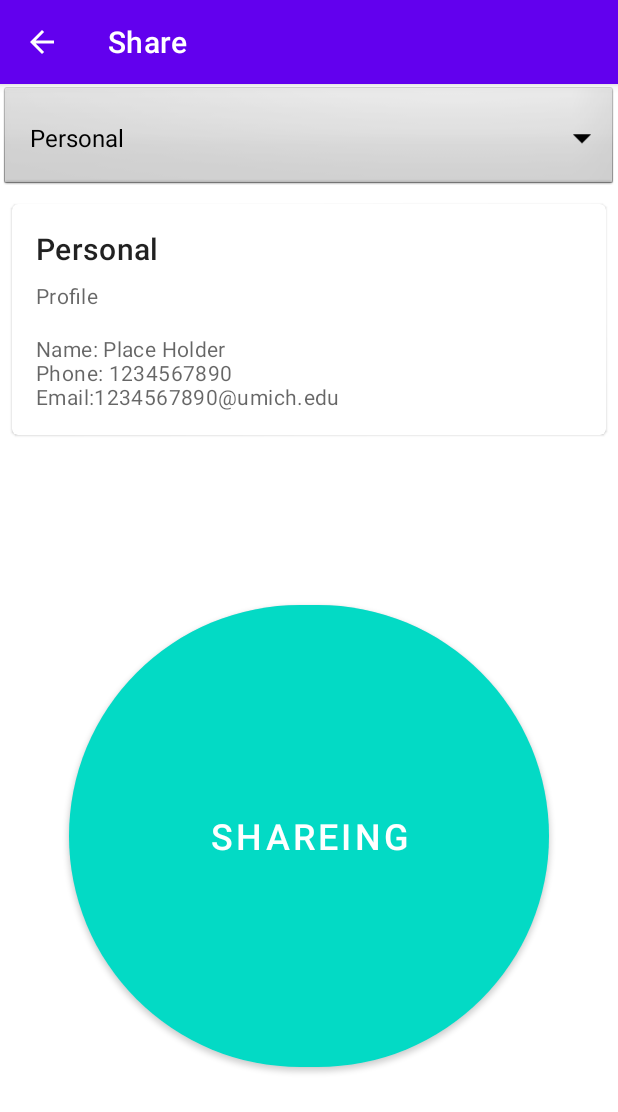
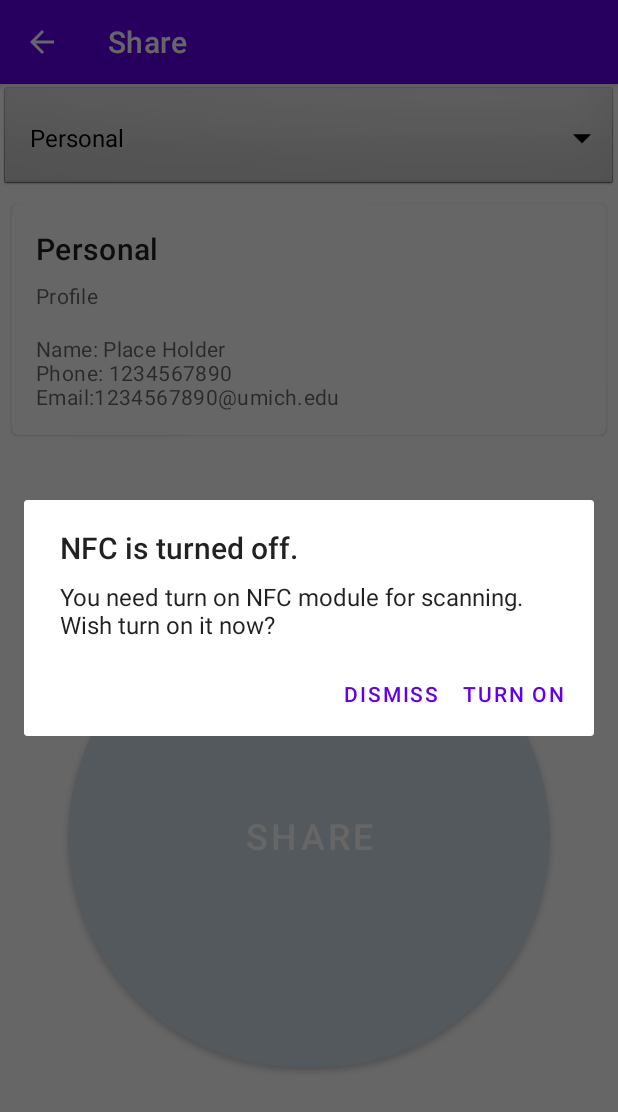
Before and after one commit to epigone707/Timi-ContacTap, an Android app: the ShareActivity screen opened directly, with no data from a screen before it, after a tap on "SHARE", on a phone screen of 412 x 824 dp. Shown: the top 1112 px of the screen. Run offline under Robolectric (Android 15) with nearby library versions, the phone set to English and light mode, and no system bars.

Commit message:
nfc card emu

```diff
--- a/ContacTap/app/build.gradle
+++ b/ContacTap/app/build.gradle
@@ -8,7 +8,7 @@ android {
 
     defaultConfig {
         applicationId "edu.umich.yanfuguo.contactap"
-        minSdk 30
+        minSdk 24
         targetSdk 30
         versionCode 1
         versionName "1.0"
--- a/ContacTap/app/src/main/java/edu/umich/yanfuguo/contactap/ui/ShareActivity.kt
+++ b/ContacTap/app/src/main/java/edu/umich/yanfuguo/contactap/ui/ShareActivity.kt
@@ -1,33 +1,93 @@
 package edu.umich.yanfuguo.contactap.ui
 
-import android.R
+import android.R.layout.simple_spinner_dropdown_item
+import android.content.Intent
+import android.content.pm.PackageManager
 import android.content.res.ColorStateList
+import android.nfc.NfcAdapter
 import androidx.appcompat.app.AppCompatActivity
 import android.os.Bundle
 import android.view.View
-import android.widget.AdapterView
+import android.widget.*
+import androidx.appcompat.app.AlertDialog
+import edu.umich.yanfuguo.contactap.KHostApduService
 import edu.umich.yanfuguo.contactap.databinding.ActivityShareBinding
+import edu.umich.yanfuguo.contactap.R
 import edu.umich.yanfuguo.contactap.R.color.share_active
 import edu.umich.yanfuguo.contactap.R.color.share_inactive
-import android.widget.ArrayAdapter
 import edu.umich.yanfuguo.contactap.toast
 
 class ShareActivity : AppCompatActivity(), AdapterView.OnItemSelectedListener {
     private var isSharing = false
-    private lateinit var share_view: ActivityShareBinding
+    private lateinit var shareView: ActivityShareBinding
+
+    private var mNfcAdapter: NfcAdapter? = null
+    private lateinit var mTurnNfcDialog: AlertDialog
 
     override fun onCreate(savedInstanceState: Bundle?) {
         super.onCreate(savedInstanceState)
-        share_view = ActivityShareBinding.inflate(layoutInflater)
-        setContentView(share_view.root)
+        shareView = ActivityShareBinding.inflate(layoutInflater)
+        setContentView(shareView.root)
 
-        supportActionBar?.setDisplayHomeAsUpEnabled(true);
-        supportActionBar?.setDisplayShowHomeEnabled(true);
+        // add back (left arrow) button
+        supportActionBar?.setDisplayHomeAsUpEnabled(true)
+        supportActionBar?.setDisplayShowHomeEnabled(true)
 
+        // init profile selection Spinner
         val items = arrayOf("Personal", "Business", "EECS 441")
-        val adapter = ArrayAdapter(this, R.layout.simple_spinner_dropdown_item, items)
-        share_view.profileSelector.adapter = adapter
-        share_view.profileSelector.onItemSelectedListener = this;
+        val adapter = ArrayAdapter(this, simple_spinner_dropdown_item, items)
+        shareView.profileSelector.adapter = adapter
+        shareView.profileSelector.onItemSelectedListener = this
+
+        // init NFC
+        mNfcAdapter = NfcAdapter.getDefaultAdapter(this)
+    }
+
+    private fun initNFCFunction(): Boolean {
+        return if (checkNFCEnable() && packageManager.hasSystemFeature(PackageManager.FEATURE_NFC_HOST_CARD_EMULATION)) {
+            toggleService(true)
+            true
+        } else {
+            showTurnOnNfcDialog()
+            false
+        }
+    }
+
+    private fun toggleService(enable: Boolean) {
+        val intent = Intent(this@ShareActivity, KHostApduService::class.java)
+        intent.putExtra("ndefMessage", "somedata")
+        if(enable) startService(intent) else stopService(intent)
+    }
+
+    private fun checkNFCEnable(): Boolean {
+        return if (mNfcAdapter == null) {
+            toast(getString(R.string.tv_noNfc))
+            false
+        } else {
+            mNfcAdapter!!.isEnabled
+        }
+    }
+
+    private fun showTurnOnNfcDialog() {
+        mTurnNfcDialog = AlertDialog.Builder(this)
+            .setTitle(getString(R.string.ad_nfcTurnOn_title))
+            .setMessage(getString(R.string.ad_nfcTurnOn_message))
+            .setPositiveButton(
+                getString(R.string.ad_nfcTurnOn_pos)
+            ) { _, _ ->
+                startActivity(Intent(android.provider.Settings.ACTION_NFC_SETTINGS))
+            }.setNegativeButton(getString(R.string.ad_nfcTurnOn_neg)) { _, _ ->
+                onBackPressed()
+            }
+            .create()
+        mTurnNfcDialog.show()
+    }
+
+    override fun onResume() {
+        super.onResume()
+        if (isSharing && mNfcAdapter!!.isEnabled) {
+            initNFCFunction()
+        }
     }
 
     override fun onSupportNavigateUp(): Boolean {
@@ -46,9 +106,16 @@ class ShareActivity : AppCompatActivity(), AdapterView.OnItemSelectedListener {
     }
 
     fun toggleShare(view: View?){
-        isSharing = !isSharing;
-        share_view.shareButton.backgroundTintList = ColorStateList.valueOf(
-            getColor(if(isSharing) share_active else share_inactive));
-        share_view.shareButton.text = if (isSharing) "SHAREING" else "SHARE";
+        if (!isSharing) {
+            isSharing = initNFCFunction()
+        } else {
+            toggleService(false)
+            isSharing = false
+        }
+
+        // Update UI
+        shareView.shareButton.backgroundTintList = ColorStateList.valueOf(
+            getColor(if(isSharing) share_active else share_inactive))
+        shareView.shareButton.text = if (isSharing) "SHAREING" else "SHARE"
     }
 }
--- a/ContacTap/app/src/main/res/values/strings.xml
+++ b/ContacTap/app/src/main/res/values/strings.xml
@@ -12,6 +12,16 @@
     <string name="menu_profiles">My Profiles</string>
     <string name="menu_contacts">Contacts</string>
     <string name="menu_share">Share</string>
+
+    <string name="ad_nfcTurnOn_pos">Turn on</string>
+    <string name="ad_nfcTurnOn_neg">Dismiss</string>
+    <string name="ad_nfcTurnOn_title">NFC is turned off.</string>
+    <string name="ad_nfcTurnOn_message">You need turn on NFC module for scanning. Wish turn on it now?</string>
+    <string name="tv_noNfc">There is no NFC module on this device</string>
+
+    <string name="servicedesc">servicedesc</string>
+    <string name="aiddescription">aiddescription</string>
+
     <!-- TODO: Remove or change this placeholder text -->
     <string name="hello_blank_fragment">Hello blank fragment</string>
     <string name="button_share_text">SHARE</string>
```
Also changed, not shown: ContacTap/app/src/main/AndroidManifest.xml (+22 -0 lines), ContacTap/app/src/main/java/edu/umich/yanfuguo/contactap/KHostApduService.kt (added, +302 -0 lines), ContacTap/app/src/main/res/xml/apduservice.xml (added, +19 -0 lines).
